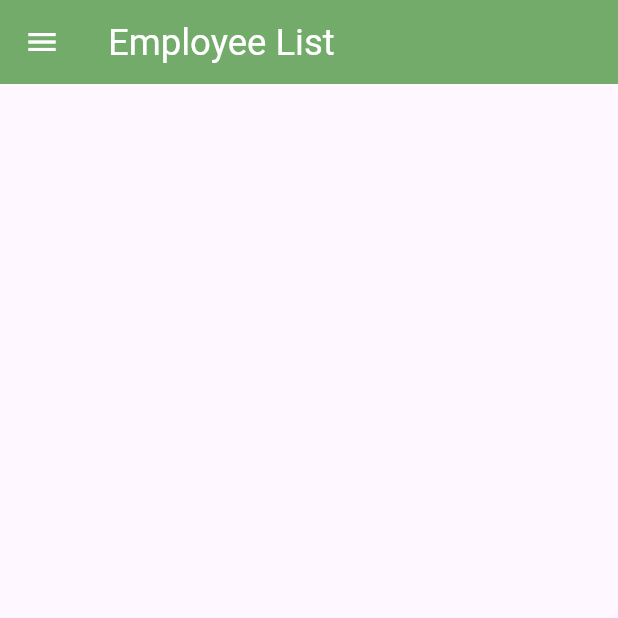
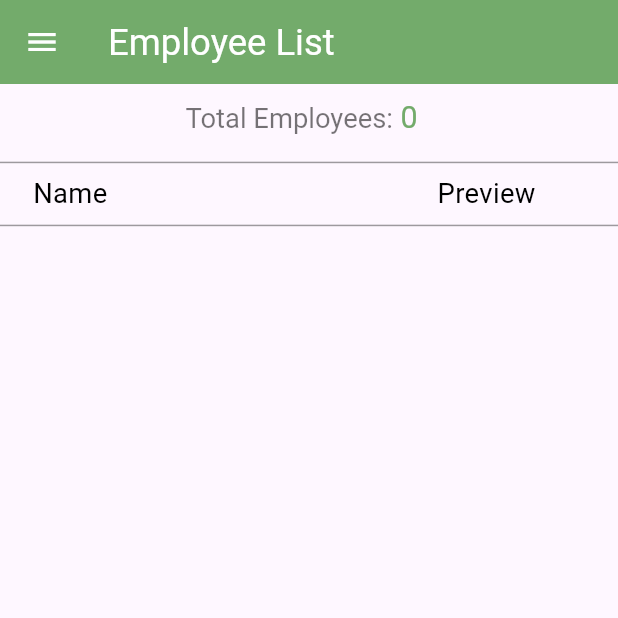
Before and after one commit to Avesh6754/emp_management_project, a Flutter app: the EmployeeListScreen screen opened by its route, on a phone screen of 412 x 824 dp, the top half of it. Run offline on Flutter 3.47's test engine with Material 3 defaults, Android fonts, the phone set to English and light mode, and no system bars; our stand-ins replace auto_size_text, cloud_firestore, firebase_auth, firebase_core, flutter_screenutil, geocoding and 5 more; accounts and stored records are empty.

Commit message:
deep 9 49

```diff
--- a/lib/controller/emp_Controller.dart
+++ b/lib/controller/emp_Controller.dart
@@ -8,6 +8,7 @@ import 'package:geolocator/geolocator.dart';
 
 import '../modal/attendence_model.dart';
 import '../modal/collection_of_attendance.dart';
+import '../modal/employee_request.dart';
 import '../services/add_fire_store_attendwnce.dart';
 
 class EmpController extends ChangeNotifier {
@@ -16,6 +17,7 @@ class EmpController extends ChangeNotifier {
   final User? user = AuthServices.authServices.currentUser();
 
   /// todo : list of one day emp data
+  List<AddDetails> allEmployeeData = [];
   List<CollectionOfAttendanceModel> oneDateEmpList = [];
 
   bool _isCheckedIn = false;
--- a/lib/modal/collection_of_attendance.dart
+++ b/lib/modal/collection_of_attendance.dart
@@ -1,18 +1,18 @@
 import 'package:cloud_firestore/cloud_firestore.dart';
 
-class CollectionOfAttendanceDate {
-  List<CollectionOfAttendanceModel> collectionOfAttendanceModel = [];
-
-  CollectionOfAttendanceDate({required this.collectionOfAttendanceModel});
-
-  factory CollectionOfAttendanceDate.fromFirestore(QuerySnapshot<Map<String, dynamic>> snapshot) {
-    return CollectionOfAttendanceDate(
-      collectionOfAttendanceModel: snapshot.docs
-          .map((doc) => CollectionOfAttendanceModel.fromMap(doc.data()))
-          .toList(),
-    );
-  }
-}
+// class CollectionOfAttendanceDate {
+//   List<CollectionOfAttendanceModel> collectionOfAttendanceModel = [];
+//
+//   CollectionOfAttendanceDate({required this.collectionOfAttendanceModel});
+//
+//   factory CollectionOfAttendanceDate.fromFirestore(QuerySnapshot<Map<String, dynamic>> snapshot) {
+//     return CollectionOfAttendanceDate(
+//       collectionOfAttendanceModel: snapshot.docs
+//           .map((doc) => CollectionOfAttendanceModel.fromMap(doc.data()))
+//           .toList(),
+//     );
+//   }
+// }
 
 class CollectionOfAttendanceModel {
   String? email,
--- a/lib/views/admin/employyeList/employee.dart
+++ b/lib/views/admin/employyeList/employee.dart
@@ -9,6 +9,7 @@ import 'package:google_fonts/google_fonts.dart';
 import 'package:provider/provider.dart';
 
 import '../../../controller/emp_Controller.dart';
+import '../../../modal/employee_request.dart';
 import '../component/admin_drawer.dart';
 
 class EmployeeListScreen extends StatelessWidget {
@@ -49,149 +50,124 @@ class EmployeeListScreen extends StatelessWidget {
         ),
       ),
       drawer: admin_Drawer_Method(context),
-      body: StreamBuilder<QuerySnapshot<Map<String, dynamic>>>(
-        stream: FirebaseFirestore.instance
-            .collection("attendance") // Firestore collection name
-            .where("date", isEqualTo: DateTime.now().day.toString()) // Filter today's data
-            .snapshots(),
-        builder: (context, snapshot) {
+      body: StreamBuilder(
+        stream: CollectionOfAttendance.collectionAttendance.allEmployeeData(
+            date:
+                "${DateTime.now().day} : ${DateTime.now().month} : ${DateTime.now().year}"),
+        builder: (BuildContext context, AsyncSnapshot snapshot) {
           if (snapshot.hasData) {
-            // Convert Firestore data into model
-            CollectionOfAttendanceDate attendanceData = CollectionOfAttendanceDate.fromFirestore(snapshot.data!);
+            List<QueryDocumentSnapshot<Map<String, dynamic>>> data =
+                snapshot.data!.docs;
+            emp_provider_true.allEmployeeData = data
+                .map(
+                  (e) => AddDetails.fromMap(e.data()),
+                )
+                .toList();
 
-            return ListView.builder(
-              itemCount: attendanceData.collectionOfAttendanceModel.length,
-              itemBuilder: (context, index) {
-                CollectionOfAttendanceModel emp = attendanceData.collectionOfAttendanceModel[index];
-
-                return ListTile(
-                  title: Text(emp.date ?? "Unknown"),
-                  subtitle: Text("Check-in: ${emp.checkIn} | Check-out: ${emp.checkOut}"),
-                  trailing: Text(emp.attendanceStatus ?? "N/A"),
-                );
-              },
+            return Column(
+              children: [
+                Padding(
+                  padding: EdgeInsets.all(10.0.r),
+                  child: RichText(
+                    text: TextSpan(
+                      text: 'Total Employees:',
+                      style: GoogleFonts.roboto(
+                        textStyle: TextStyle(
+                          fontSize: 18.sp,
+                          fontWeight: FontWeight.w400,
+                          color: Colors.black54,
+                        ),
+                      ),
+                      children: [
+                        TextSpan(
+                          text: ' ${emp_provider_true.allEmployeeData.length}  ',
+                          style: GoogleFonts.roboto(
+                            textStyle: TextStyle(
+                              fontSize: 20.sp,
+                              fontWeight: FontWeight.w400,
+                              color: Color(0xff73AB6B),
+                            ),
+                          ),
+                        ),
+                      ],
+                    ),
+                  ),
+                ),
+                Divider(color: Colors.black38),
+                Padding(
+                  padding: EdgeInsets.symmetric(horizontal: 20.w),
+                  child: Row(
+                    mainAxisAlignment: MainAxisAlignment.spaceBetween,
+                    children: [
+                      Text(
+                        "Name",
+                        style: GoogleFonts.roboto(
+                          textStyle: TextStyle(
+                            fontSize: 18.sp,
+                            fontWeight: FontWeight.w400,
+                            color: Colors.black,
+                          ),
+                        ),
+                      ),
+                      Padding(
+                        padding: EdgeInsets.only(right: 30.w),
+                        child: Text(
+                          "Preview",
+                          style: GoogleFonts.roboto(
+                            textStyle: TextStyle(
+                              fontSize: 18.sp,
+                              fontWeight: FontWeight.w400,
+                              color: Colors.black,
+                            ),
+                          ),
+                        ),
+                      ),
+                    ],
+                  ),
+                ),
+                Divider(color: Colors.black38),
+                Expanded(
+                  child: ListView.builder(
+                    itemCount: emp_provider_true.allEmployeeData.length,
+                    itemBuilder: (context, index) {
+                      return GestureDetector(
+                        onTap: () {
+                          Navigator.of(context).push(MaterialPageRoute(
+                            builder: (context) => EmployeeStatisticsScreen(),
+                          ));
+                        },
+                        child: Padding(
+                          padding: EdgeInsets.only(left: 10.w, right: 40.w),
+                          child: ListTile(
+                            title: Text(
+                              emp_provider_true.allEmployeeData[index].name,
+                              style: GoogleFonts.roboto(
+                                textStyle: TextStyle(
+                                  fontSize: 18.sp,
+                                  color: Colors.black,
+                                  fontWeight: FontWeight.w400,
+                                ),
+                              ),
+                            ),
+                            trailing: Icon(
+                              Icons.remove_red_eye_outlined,
+                              color: Color(0xffB1B1B1),
+                            ),
+                          ),
+                        ),
+                      );
+                    },
+                  ),
+                ),
+              ],
             );
           } else if (snapshot.hasError) {
-            return Center(child: Icon(Icons.error_outline, color: Colors.red));
+            return Icon(Icons.error_outline);
           } else {
-            return Center(child: CircularProgressIndicator());
+            return CircularProgressIndicator();
           }
         },
       ),
-      //   body: StreamBuilder<DocumentSnapshot<Map<String, dynamic>>>(
-      // stream: CollectionOfAttendance.collectionAttendance.oneDayDateShow(
-      //   date: DateTime.now().day.toString(),
-      // ),
-      // builder: (BuildContext context, AsyncSnapshot snapshot) {
-      //   if (snapshot.hasData) {
-      //     List<DocumentSnapshot<Map<String, dynamic>>> data = snapshot.data!.docs;
-      //     emp_provider_true.oneDateEmpList = data
-      //         .map((e) => CollectionOfAttendanceModel.fromMap(e.data() as Map<String, dynamic>))
-      //         .toList();
-      //
-      //     return Center(child: CircularProgressIndicator(),) ;// Yor UI code
-      //   } else if (snapshot.hasError) {
-      //   return Icon(Icons.error_outline);
-      //   }
-      //         return Column(
-      //           children: [
-      //             Padding(
-      //               padding: EdgeInsets.all(10.0.r),
-      //               child: RichText(
-      //                 text: TextSpan(
-      //                   text: 'Total Employees:',
-      //                   style: GoogleFonts.roboto(
-      //                     textStyle: TextStyle(
-      //                       fontSize: 18.sp,
-      //                       fontWeight: FontWeight.w400,
-      //                       color: Colors.black54,
-      //                     ),
-      //                   ),
-      //                   children: [
-      //                     TextSpan(
-      //                       text: ' 25  ',
-      //                       style: GoogleFonts.roboto(
-      //                         textStyle: TextStyle(
-      //                           fontSize: 20.sp,
-      //                           fontWeight: FontWeight.w400,
-      //                           color: Color(0xff73AB6B),
-      //                         ),
-      //                       ),
-      //                     ),
-      //                   ],
-      //                 ),
-      //               ),
-      //             ),
-      //             Divider(color: Colors.black38),
-      //             Padding(
-      //               padding: EdgeInsets.symmetric(horizontal: 20.w),
-      //               child: Row(
-      //                 mainAxisAlignment: MainAxisAlignment.spaceBetween,
-      //                 children: [
-      //                   Text(
-      //                     "Name",
-      //                     style: GoogleFonts.roboto(
-      //                       textStyle: TextStyle(
-      //                         fontSize: 18.sp,
-      //                         fontWeight: FontWeight.w400,
-      //                         color: Colors.black,
-      //                       ),
-      //                     ),
-      //                   ),
-      //                   Padding(
-      //                     padding: EdgeInsets.only(right: 30.w),
-      //                     child: Text(
-      //                       "Preview",
-      //                       style: GoogleFonts.roboto(
-      //                         textStyle: TextStyle(
-      //                           fontSize: 18.sp,
-      //                           fontWeight: FontWeight.w400,
-      //                           color: Colors.black,
-      //                         ),
-      //                       ),
-      //                     ),
-      //                   ),
-      //                 ],
-      //               ),
-      //             ),
-      //             Divider(color: Colors.black38),
-      //             Expanded(
-      //               child: ListView.builder(
-      //                 itemCount: emp_provider_true.oneDateEmpList.length,
-      //                 itemBuilder: (context, index) {
-      //                   return GestureDetector(
-      //                     onTap: () {
-      //                       Navigator.of(context).push(MaterialPageRoute(
-      //                         builder: (context) => EmployeeStatisticsScreen(),
-      //                       ));
-      //                     },
-      //                     child: Padding(
-      //                       padding: EdgeInsets.only(left: 10.w, right: 40.w),
-      //                       child: ListTile(
-      //                         title: Text(
-      //                           emp_provider_true.oneDateEmpList[index].toString(),
-      //                           style: GoogleFonts.roboto(
-      //                             textStyle: TextStyle(
-      //                               fontSize: 18.sp,
-      //                               color: Colors.black,
-      //                               fontWeight: FontWeight.w400,
-      //                             ),
-      //                           ),
-      //                         ),
-      //                         trailing: Icon(
-      //                           Icons.remove_red_eye_outlined,
-      //                           color: Color(0xffB1B1B1),
-      //                         ),
-      //                       ),
-      //                     ),
-      //                   );
-      //                 },
-      //               ),
-      //             ),
-      //           ],
-      //         );
-      //     },
-      //   ),
     );
   }
 }
```
Also changed, not shown: lib/services/collection_of_attendance.dart (+31 -1 lines), lib/views/admin/attendance/attendance_page.dart (+53 -22 lines), lib/views/edit_profile_page.dart (+13 -4 lines).
